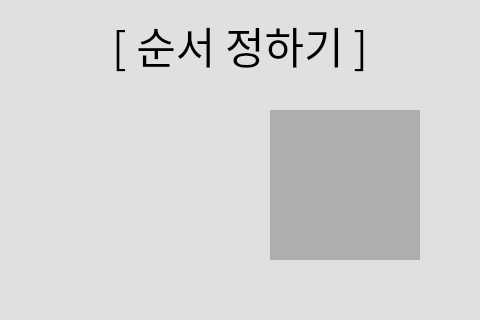
This is GUI/ui/battlemode.ui in INUcapstone-19-20/CapstoneDesign_2 as Qt 5 draws it before an edit. The edited form follows.
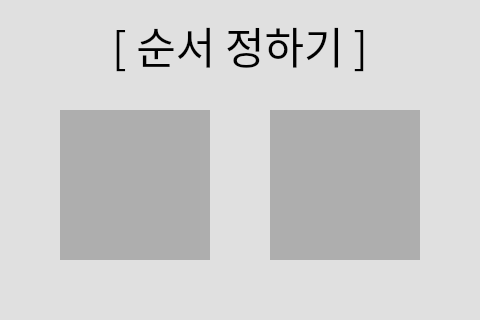
This is the edited form.

Commit message: Add compareDice Effect

The edit to the form file:
```diff
--- a/GUI/ui/battlemode.ui
+++ b/GUI/ui/battlemode.ui
@@ -38,7 +38,7 @@
      <enum>Qt::NoFocus</enum>
     </property>
     <property name="styleSheet">
-     <string notr="true">background-color: rgb(224, 224, 224);
+     <string notr="true">background-color: rgb(174, 174, 174);
 
 border: none;</string>
     </property>
```
The commit also changes 1 other file.
